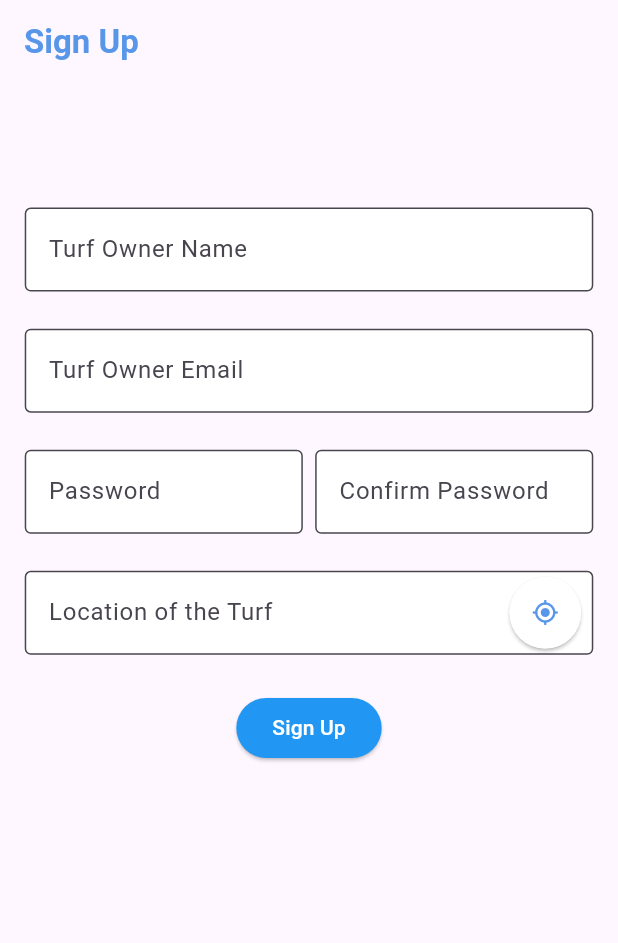
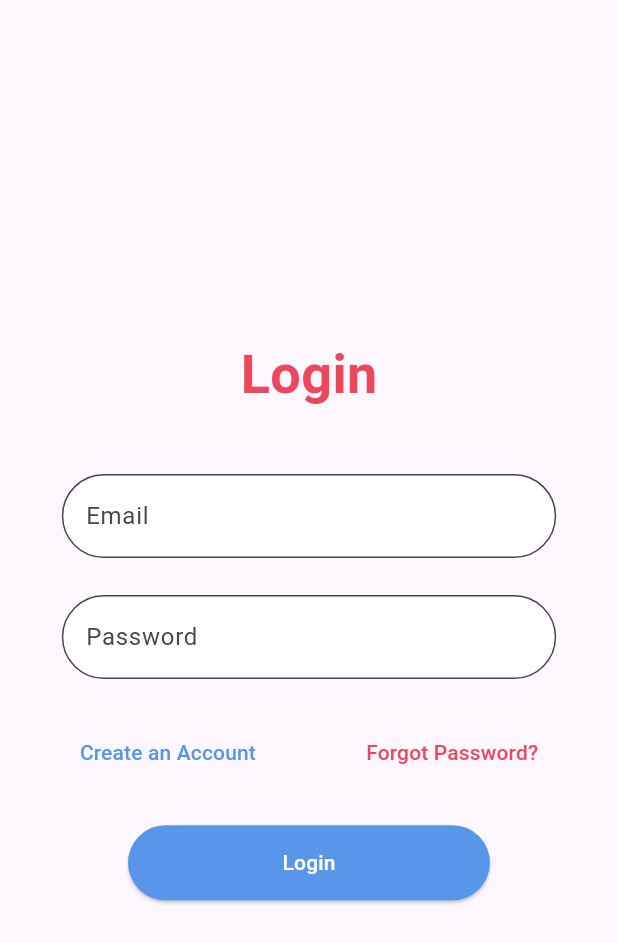
Before and after one commit to AswinAzikar/TurfNestAdmin, a Flutter app: the screen it shows after launch, on a phone screen of 412 x 824 dp. Shown: the top 943 px of the screen. Run offline on Flutter 3.47's test engine with Material 3 defaults, Android fonts, the light colour scheme and no system bars; our stand-ins replace curved_navigation_bar, fluttertoast.

Commit message:
implmented a loginscreen with validation , for getting into the dashboard, just click the signup button in the Create an account

```diff
--- a/lib/SignUp.dart
+++ b/lib/SignUp.dart
@@ -67,7 +67,9 @@ class _SignUpPageState extends State<SignUpPage> with TickerProviderStateMixin {
                 child: TextFormField(
                   decoration: InputDecoration(
                     labelText: 'Turf Owner Name',
-                    border: OutlineInputBorder(),
+                    border: OutlineInputBorder(
+                      borderRadius: BorderRadius.circular(30.0),
+                    ),
                     fillColor: Colors.white,
                     filled: true,
                   ),
@@ -80,7 +82,9 @@ class _SignUpPageState extends State<SignUpPage> with TickerProviderStateMixin {
                 child: TextFormField(
                   decoration: InputDecoration(
                     labelText: 'Turf Owner Email',
-                    border: OutlineInputBorder(),
+                    border: OutlineInputBorder(
+                      borderRadius: BorderRadius.circular(30.0),
+                    ),
                     fillColor: Colors.white,
                     filled: true,
                   ),
@@ -96,7 +100,9 @@ class _SignUpPageState extends State<SignUpPage> with TickerProviderStateMixin {
                       child: TextFormField(
                         decoration: InputDecoration(
                           labelText: 'Password',
-                          border: OutlineInputBorder(),
+                          border: OutlineInputBorder(
+                            borderRadius: BorderRadius.circular(30.0),
+                          ),
                           fillColor: Colors.white,
                           filled: true,
                         ),
@@ -109,7 +115,9 @@ class _SignUpPageState extends State<SignUpPage> with TickerProviderStateMixin {
                       child: TextFormField(
                         decoration: InputDecoration(
                           labelText: 'Confirm Password',
-                          border: OutlineInputBorder(),
+                          border: OutlineInputBorder(
+                            borderRadius: BorderRadius.circular(30.0),
+                          ),
                           fillColor: Colors.white,
                           filled: true,
                         ),
@@ -126,7 +134,9 @@ class _SignUpPageState extends State<SignUpPage> with TickerProviderStateMixin {
                 child: TextFormField(
                   decoration: InputDecoration(
                     labelText: 'Location of the Turf',
-                    border: OutlineInputBorder(),
+                    border: OutlineInputBorder(
+                      borderRadius: BorderRadius.circular(30.0),
+                    ),
                     fillColor: Colors.white,
                     filled: true,
                     suffixIcon: ElevatedButton(
--- /dev/null
+++ b/lib/login.dart
@@ -0,0 +1,136 @@
+import 'package:flutter/material.dart';
+import 'package:turfnest_admin/SignUp.dart';
+import 'package:turfnest_admin/constants.dart';
+
+class LoginPage extends StatefulWidget {
+  @override
+  _LoginPageState createState() => _LoginPageState();
+}
+
+class _LoginPageState extends State<LoginPage> {
+  final _formKey = GlobalKey<FormState>();
+  late String _email = '', _password = '';
+  bool _isLoading = false;
+
+  void _login() {
+    if (_formKey.currentState?.validate() ?? false) {
+      _formKey.currentState?.save();
+      Navigator.pushReplacementNamed(context, '/home');
+    }
+  }
+
+  @override
+  Widget build(BuildContext context) {
+    double screenHeight = MediaQuery.of(context).size.height;
+    double screenWidth = MediaQuery.of(context).size.width;
+
+    return Scaffold(
+      body: Center(
+        child: SingleChildScrollView(
+          padding: EdgeInsets.symmetric(horizontal: screenWidth * 0.1),
+          child: Form(
+            key: _formKey,
+            child: Column(
+              mainAxisAlignment: MainAxisAlignment.center,
+              children: [
+                Text(
+                  'Login',
+                  style: TextStyle(
+                    color: AppColors.red,
+                    fontWeight: FontWeight.bold,
+                    fontSize: 36,
+                  ),
+                ),
+                SizedBox(height: screenHeight * 0.05),
+                TextFormField(
+                  decoration: InputDecoration(
+                    labelText: 'Email',
+                    border: OutlineInputBorder(
+                      borderRadius: BorderRadius.circular(30.0),
+                    ),
+                    filled: true,
+                    fillColor: Colors.white,
+                  ),
+                  onSaved: (value) => _email = value!,
+                  validator: (value) {
+                    if (value == null || value.isEmpty) {
+                      return 'Please enter your email';
+                    }
+                    return null;
+                  },
+                ),
+                SizedBox(height: screenHeight * 0.03),
+                TextFormField(
+                  decoration: InputDecoration(
+                    labelText: 'Password',
+                    border: OutlineInputBorder(
+                      borderRadius: BorderRadius.circular(30.0),
+                    ),
+                    filled: true,
+                    fillColor: Colors.white,
+                  ),
+                  onSaved: (value) => _password = value!,
+                  obscureText: true,
+                  validator: (value) {
+                    if (value == null || value.isEmpty) {
+                      return 'Please enter your password';
+                    }
+                    return null;
+                  },
+                ),
+                SizedBox(height: screenHeight * 0.03),
+                Row(
+                  mainAxisAlignment: MainAxisAlignment.spaceBetween,
+                  children: [
+                    TextButton(
+                      onPressed: () {
+                        Navigator.push(
+                          context,
+                          MaterialPageRoute(builder: (context) => SignUpPage()),
+                        );
+                      },
+                      child: Text(
+                        'Create an Account',
+                        style: TextStyle(color: AppColors.blue),
+                      ),
+                    ),
+                    TextButton(
+                      onPressed: () {
+                        // Navigate to forgot password screen
+                      },
+                      child: Text(
+                        'Forgot Password?',
+                        style: TextStyle(color: AppColors.red),
+                      ),
+                    ),
+                  ],
+                ),
+                SizedBox(height: screenHeight * 0.03),
+                ElevatedButton(
+                  onPressed: _login,
+                  child: _isLoading
+                      ? CircularProgressIndicator(
+                          valueColor:
+                              AlwaysStoppedAnimation<Color>(Colors.white),
+                        )
+                      : Text('Login'),
+                  style: ElevatedButton.styleFrom(
+                    foregroundColor: Colors.white,
+                    backgroundColor: AppColors.blue,
+                    padding: EdgeInsets.symmetric(
+                      horizontal: screenWidth * 0.25,
+                      vertical: 15.0,
+                    ),
+                    shape: RoundedRectangleBorder(
+                      borderRadius: BorderRadius.circular(30.0),
+                    ),
+                  ),
+                ),
+              ],
+            ),
+          ),
+        ),
+      ),
+    );
+  }
+}
--- a/lib/main.dart
+++ b/lib/main.dart
@@ -1,6 +1,6 @@
 import 'package:flutter/material.dart';
-import 'package:turfnest_admin/SignUp.dart';
 import 'package:turfnest_admin/HomeScreen.dart';
+import 'package:turfnest_admin/login.dart';
 
 void main() {
   runApp(MyApp());
@@ -13,7 +13,7 @@ class MyApp extends StatelessWidget {
       debugShowCheckedModeBanner: false,
       initialRoute: '/',
       routes: {
-        '/': (context) => SignUpPage(),
+        '/': (context) => LoginPage(),
         '/home': (context) => HomeScreen(),
       },
     );
```
